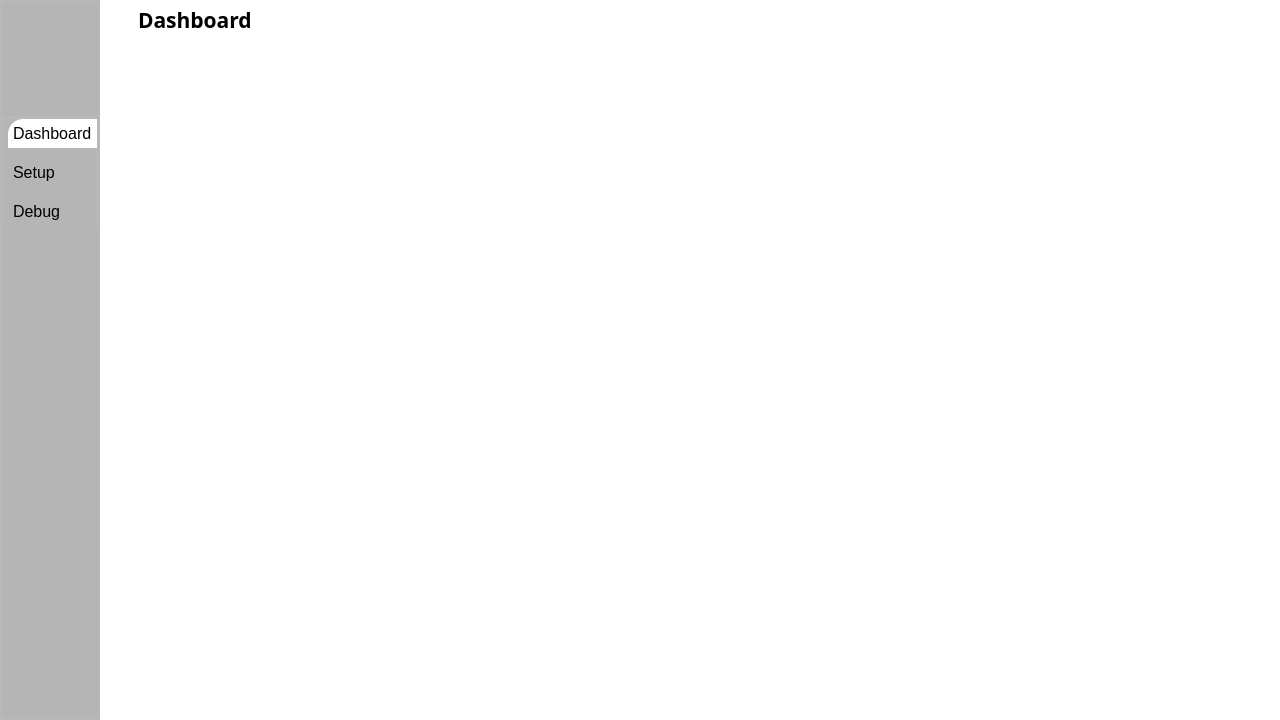
Above: assets/ui/MainScreen.ui from WahdanHasan/innopark before the change. Below: the same form after it.
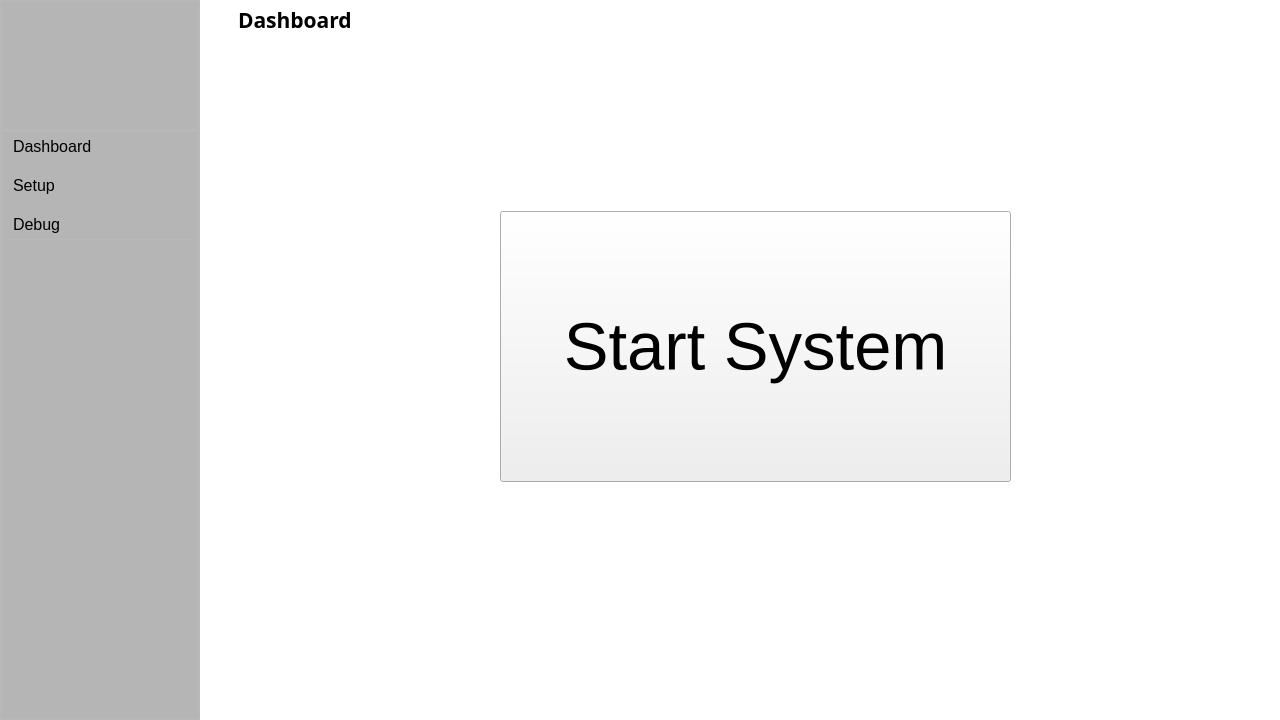
That is the form after the change. Icons and pictures are not drawn.

Commit message: Added sliding menu

Patch:
```diff
--- a/assets/ui/MainScreen.ui
+++ b/assets/ui/MainScreen.ui
@@ -24,24 +24,10 @@
     <string notr="true">#centralwidget{
 background-color:#FFFFFF;
 }
-#menu{
+#leftSlideMenu{
 background-color:#b5b5b5;
 }
-#dashboardButton{
-background-color:#FFFFFF;
-border-top-left-radius:15px;
-font-size:16px;
-padding:5px;
-text-align:left;
-}
-#setupButton{
-background-color:transparent;
-border-top-left-radius:15px;
-font-size:16px;
-padding:5px;
-text-align:left;
-}
-#debugButton{
+#dashboardButton, #setupButton, #debugButton{
 background-color:transparent;
 border-top-left-radius:15px;
 font-size:16px;
@@ -66,10 +52,16 @@
      <number>0</number>
     </property>
     <item>
-     <widget class="QWidget" name="menu" native="true">
+     <widget class="QWidget" name="leftSlideMenu" native="true">
+      <property name="minimumSize">
+       <size>
+        <width>0</width>
+        <height>0</height>
+       </size>
+      </property>
       <property name="maximumSize">
        <size>
-        <width>192</width>
+        <width>200</width>
         <height>16777215</height>
        </size>
       </property>
@@ -142,6 +134,12 @@
              </property>
              <item alignment="Qt::AlignLeft|Qt::AlignTop">
               <widget class="QLabel" name="label_2">
+               <property name="minimumSize">
+                <size>
+                 <width>180</width>
+                 <height>67</height>
+                </size>
+               </property>
                <property name="maximumSize">
                 <size>
                  <width>500</width>
@@ -383,11 +381,31 @@
          </property>
          <property name="font">
           <font>
+           <pointsize>15</pointsize>
            <strikeout>false</strikeout>
            <stylestrategy>PreferAntialias</stylestrategy>
           </font>
          </property>
-         <widget class="QWidget" name="dashboard_page"/>
+         <widget class="QWidget" name="dashboard_page">
+          <widget class="QPushButton" name="startSystemButton">
+           <property name="geometry">
+            <rect>
+             <x>300</x>
+             <y>170</y>
+             <width>511</width>
+             <height>271</height>
+            </rect>
+           </property>
+           <property name="font">
+            <font>
+             <pointsize>50</pointsize>
+            </font>
+           </property>
+           <property name="text">
+            <string>Start System</string>
+           </property>
+          </widget>
+         </widget>
          <widget class="QWidget" name="setup_page"/>
          <widget class="QWidget" name="debug_page">
           <layout class="QVBoxLayout" name="verticalLayout_4">
```
Left out of the diff: 24 changed lines with no effect on the pictures. The commit also changes 293 other files.
